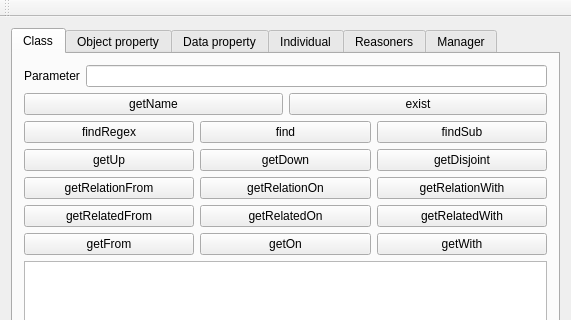
Old version of the form ui/ontologui.ui in the repository sarthou/ontologenius; both pictures show x 0 to 571 and y 0 to 320 of the 571 by 585 pixel window.
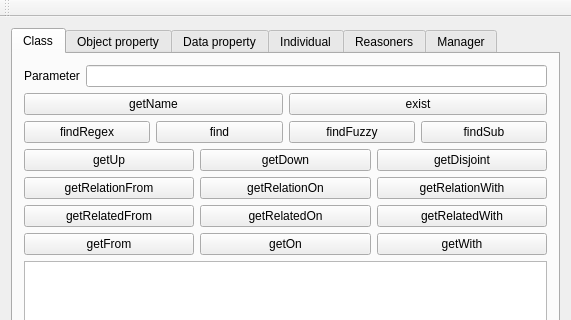
New version of the form. Icons and pictures are not drawn. Custom widgets are drawn as their Qt base class.

Commit message: [UPDATE] getFuzzy in ontoloGUI

Diff of the .ui file:
```diff
--- a/ui/ontologui.ui
+++ b/ui/ontologui.ui
@@ -101,6 +101,19 @@
             </property>
            </widget>
           </item>
+          <item>
+           <widget class="QPushButtonExtended" name="Class_findFuzzy">
+            <property name="cursor">
+             <cursorShape>PointingHandCursor</cursorShape>
+            </property>
+            <property name="whatsThis">
+             <string>&lt;html&gt;&lt;head/&gt;&lt;body&gt;&lt;p&gt;&lt;span style=&quot; font-weight:600; font-style:italic;&quot;&gt;findFuzzy&lt;/span&gt; will give you all the names of classes with the lowest edit distance with the label given in parameter&lt;br/&gt;&lt;/p&gt;&lt;p&gt;Command line:&lt;/p&gt;&lt;p&gt;&lt;span style=&quot; font-family:'monospace';&quot;&gt;$ rosservice call /ontologenius/individual &amp;quot;{param: 'cube', action: 'findFuzzy'}&amp;quot;&lt;/span&gt;&lt;/p&gt;&lt;/body&gt;&lt;/html&gt;</string>
+            </property>
+            <property name="text">
+             <string>findFuzzy</string>
+            </property>
+           </widget>
+          </item>
           <item>
            <widget class="QPushButtonExtended" name="Class_findSub">
             <property name="cursor">
```
Left out of the diff: 39 changed lines with no effect on the pictures. The commit also changes 1 other file.
